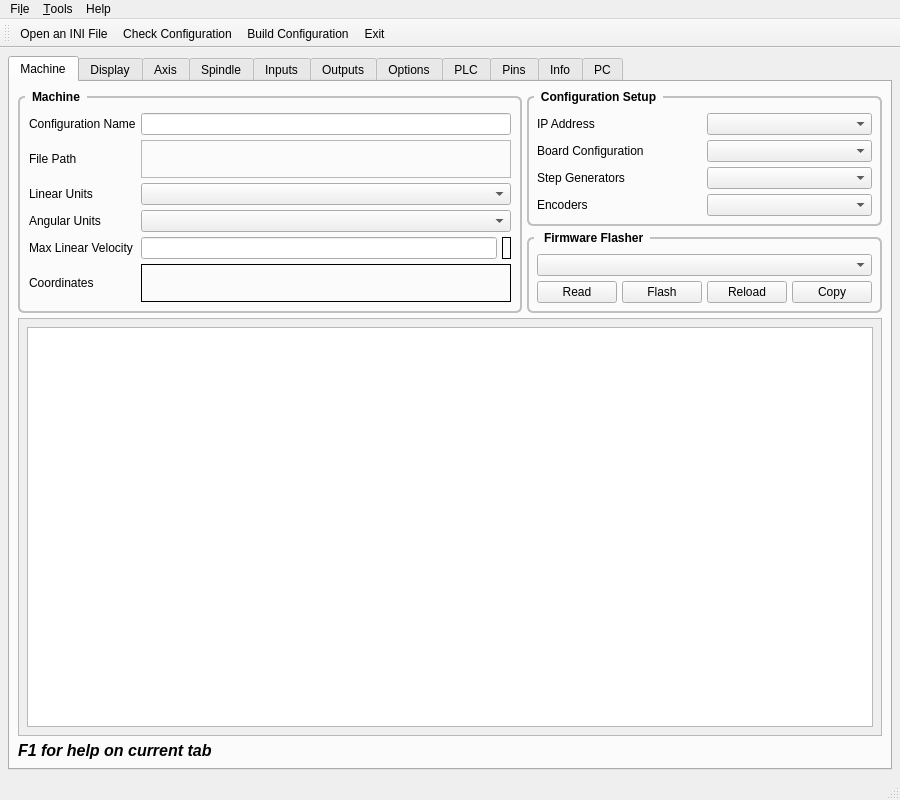
First picture: the form in c7i96/c7i96.ui, repository jethornton/7i96, before the edit.
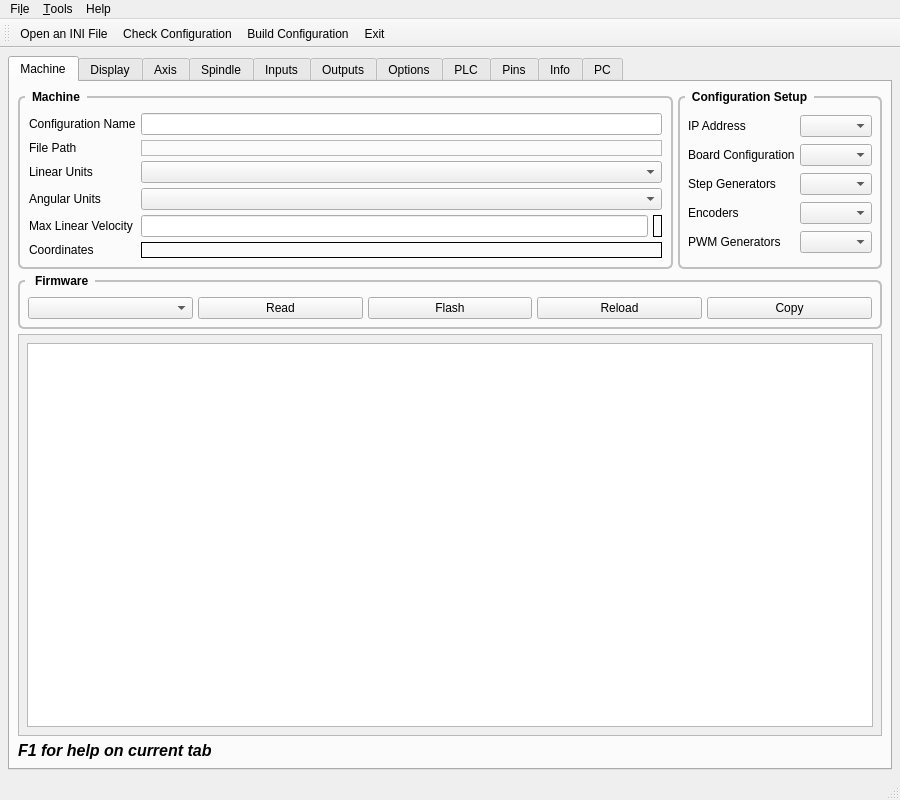
Second picture: the form after the edit.

Commit message: add pwms based on firmware

What changed in the file:
```diff
--- a/c7i96/c7i96.ui
+++ b/c7i96/c7i96.ui
@@ -42,116 +42,6 @@
         <string>Machine</string>
        </attribute>
        <layout class="QGridLayout" name="gridLayout_49">
-        <item row="2" column="1" colspan="2">
-         <widget class="QGroupBox" name="gridGroupBox">
-          <property name="styleSheet">
-           <string notr="true">QGroupBox {
-    font: bold;
-    border: 2px solid silver;
-    border-radius: 6px;
-    margin-top: 6px;
-}
-
-QGroupBox::title {
-    subcontrol-origin: margin;
-    left: 7px;
-    padding: 0px 5px 0px 5px;
-}</string>
-          </property>
-          <property name="title">
-           <string> Firmware Flasher</string>
-          </property>
-          <layout class="QGridLayout" name="gridLayout_29">
-           <property name="topMargin">
-            <number>15</number>
-           </property>
-           <item row="1" column="2">
-            <widget class="QPushButton" name="reloadPB">
-             <property name="text">
-              <string>Reload</string>
-             </property>
-            </widget>
-           </item>
-           <item row="1" column="1">
-            <widget class="QPushButton" name="flashPB">
-             <property name="text">
-              <string>Flash</string>
-             </property>
-            </widget>
-           </item>
-           <item row="1" column="0">
-            <widget class="QPushButton" name="readCardPB">
-             <property name="text">
-              <string>Read</string>
-             </property>
-            </widget>
-           </item>
-           <item row="1" column="3">
-            <widget class="QPushButton" name="copyPB">
-             <property name="toolTip">
-              <string>&lt;html&gt;&lt;head/&gt;&lt;body&gt;&lt;p&gt;Copy the Output&lt;br/&gt;to the clipboard&lt;/p&gt;&lt;/body&gt;&lt;/html&gt;</string>
-             </property>
-             <property name="text">
-              <string>Copy</string>
-             </property>
-            </widget>
-           </item>
-           <item row="0" column="0" colspan="4">
-            <widget class="QComboBox" name="firmwareCB">
-             <property name="sizePolicy">
-              <sizepolicy hsizetype="Preferred" vsizetype="Fixed">
-               <horstretch>0</horstretch>
-               <verstretch>0</verstretch>
-              </sizepolicy>
-             </property>
-            </widget>
-           </item>
-          </layout>
-         </widget>
-        </item>
-        <item row="3" column="0" colspan="3">
-         <widget class="QScrollArea" name="scrollArea">
-          <property name="widgetResizable">
-           <bool>true</bool>
-          </property>
-          <widget class="QWidget" name="scrollAreaWidgetContents">
-           <property name="geometry">
-            <rect>
-             <x>0</x>
-             <y>0</y>
-             <width>858</width>
-             <height>345</height>
-            </rect>
-           </property>
-           <layout class="QHBoxLayout" name="horizontalLayout">
-            <item>
-             <widget class="QPlainTextEdit" name="outputPTE">
-              <property name="font">
-               <font>
-                <family>Courier</family>
-               </font>
-              </property>
-             </widget>
-            </item>
-           </layout>
-          </widget>
-         </widget>
-        </item>
-        <item row="4" column="0">
-         <widget class="QLabel" name="label_292">
-          <property name="font">
-           <font>
-            <pointsize>12</pointsize>
-            <weight>75</weight>
-            <italic>true</italic>
-            <bold>true</bold>
-           </font>
-          </property>
-          <property name="text">
-           <string>F1 for help on current tab</string>
-          </property>
-         </widget>
-        </item>
         <item row="0" column="0" rowspan="3">
          <widget class="QGroupBox" name="gridGroupBox">
           <property name="styleSheet">
@@ -278,7 +168,117 @@
           </layout>
          </widget>
         </item>
-        <item row="0" column="1" rowspan="2" colspan="2">
+        <item row="4" column="0" colspan="3">
+         <widget class="QScrollArea" name="scrollArea">
+          <property name="widgetResizable">
+           <bool>true</bool>
+          </property>
+          <widget class="QWidget" name="scrollAreaWidgetContents">
+           <property name="geometry">
+            <rect>
+             <x>0</x>
+             <y>0</y>
+             <width>858</width>
+             <height>325</height>
+            </rect>
+           </property>
+           <layout class="QHBoxLayout" name="horizontalLayout">
+            <item>
+             <widget class="QPlainTextEdit" name="outputPTE">
+              <property name="font">
+               <font>
+                <family>Courier</family>
+               </font>
+              </property>
+             </widget>
+            </item>
+           </layout>
+          </widget>
+         </widget>
+        </item>
+        <item row="5" column="0">
+         <widget class="QLabel" name="label_292">
+          <property name="font">
+           <font>
+            <pointsize>12</pointsize>
+            <weight>75</weight>
+            <italic>true</italic>
+            <bold>true</bold>
+           </font>
+          </property>
+          <property name="text">
+           <string>F1 for help on current tab</string>
+          </property>
+         </widget>
+        </item>
+        <item row="3" column="0" colspan="3">
+         <widget class="QGroupBox" name="gridGroupBox">
+          <property name="styleSheet">
+           <string notr="true">QGroupBox {
+    font: bold;
+    border: 2px solid silver;
+    border-radius: 6px;
+    margin-top: 6px;
+}
+
+QGroupBox::title {
+    subcontrol-origin: margin;
+    left: 7px;
+    padding: 0px 5px 0px 5px;
+}</string>
+          </property>
+          <property name="title">
+           <string> Firmware</string>
+          </property>
+          <layout class="QGridLayout" name="gridLayout_29">
+           <property name="topMargin">
+            <number>15</number>
+           </property>
+           <item row="1" column="3">
+            <widget class="QPushButton" name="reloadPB">
+             <property name="text">
+              <string>Reload</string>
+             </property>
+            </widget>
+           </item>
+           <item row="1" column="2">
+            <widget class="QPushButton" name="flashPB">
+             <property name="text">
+              <string>Flash</string>
+             </property>
+            </widget>
+           </item>
+           <item row="1" column="1">
+            <widget class="QPushButton" name="readCardPB">
+             <property name="text">
+              <string>Read</string>
+             </property>
+            </widget>
+           </item>
+           <item row="1" column="4">
+            <widget class="QPushButton" name="copyPB">
+             <property name="toolTip">
+              <string>&lt;html&gt;&lt;head/&gt;&lt;body&gt;&lt;p&gt;Copy the Output&lt;br/&gt;to the clipboard&lt;/p&gt;&lt;/body&gt;&lt;/html&gt;</string>
+             </property>
+             <property name="text">
+              <string>Copy</string>
+             </property>
+            </widget>
+           </item>
+           <item row="1" column="0">
+            <widget class="QComboBox" name="firmwareCB">
+             <property name="sizePolicy">
+              <sizepolicy hsizetype="Preferred" vsizetype="Fixed">
+               <horstretch>0</horstretch>
+               <verstretch>0</verstretch>
+              </sizepolicy>
+             </property>
+            </widget>
+           </item>
+          </layout>
+         </widget>
+        </item>
+        <item row="0" column="1" rowspan="3" colspan="2">
          <widget class="QGroupBox" name="gridGroupBox">
           <property name="styleSheet">
            <string notr="true">QGroupBox {
@@ -331,9 +331,6 @@
            <item row="3" column="1">
             <widget class="QComboBox" name="encodersCB"/>
            </item>
-           <item row="2" column="1">
-            <widget class="QComboBox" name="stepgensCB"/>
-           </item>
            <item row="2" column="0">
             <widget class="QLabel" name="label_57">
              <property name="text">
@@ -341,6 +338,19 @@
              </property>
             </widget>
            </item>
+           <item row="2" column="1">
+            <widget class="QComboBox" name="stepgensCB"/>
+           </item>
+           <item row="4" column="1">
+            <widget class="QComboBox" name="pwmsCB"/>
+           </item>
+           <item row="4" column="0">
+            <widget class="QLabel" name="label_60">
+             <property name="text">
+              <string>PWM Generators</string>
+             </property>
+            </widget>
+           </item>
           </layout>
          </widget>
         </item>
```
Left out of the diff: 1 changed line with no effect on the pictures. The commit also changes 4 other files.
